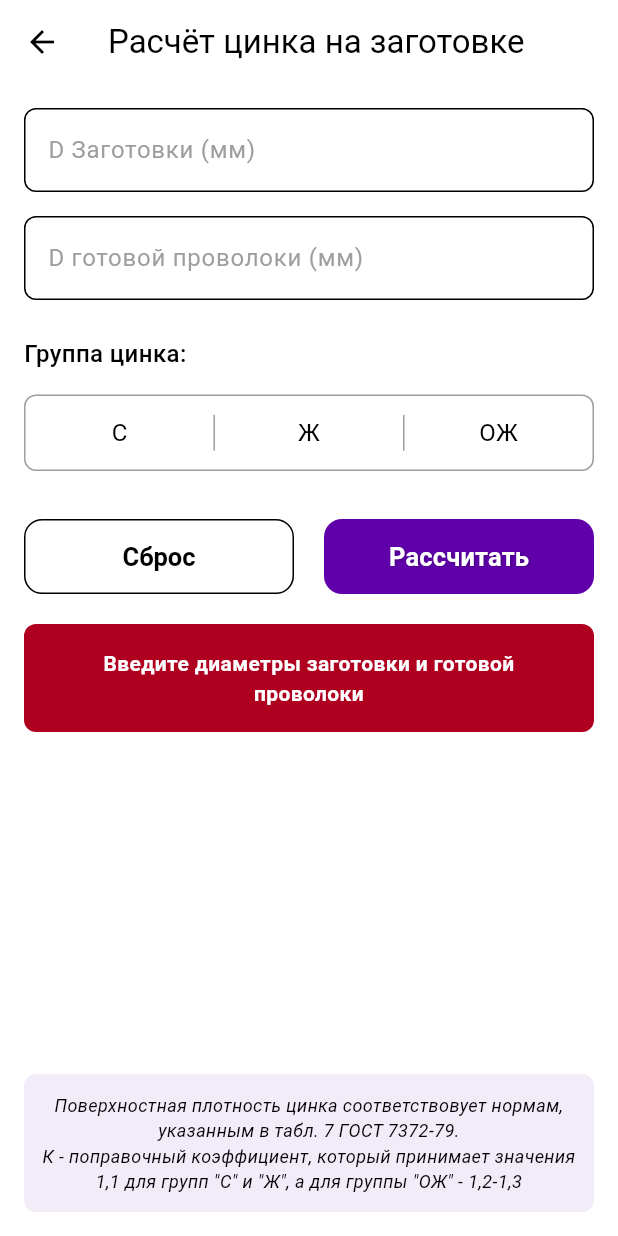
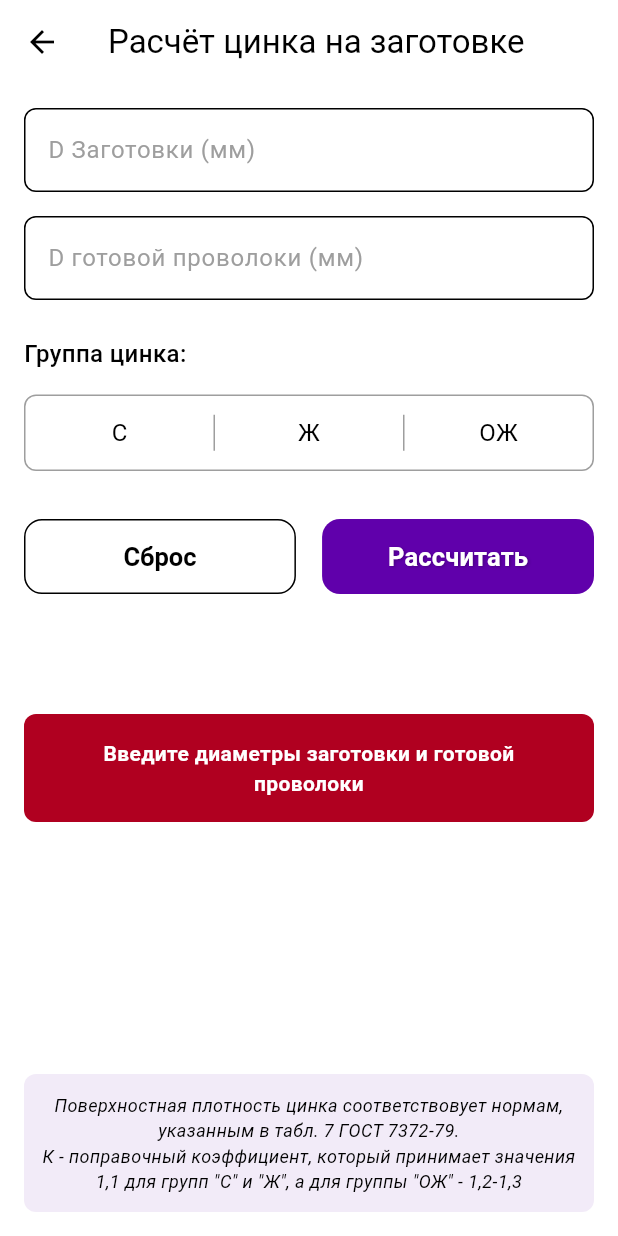
Before and after one commit to Abynarc/Dragging, a Flutter app: the ZincCalculationScreen screen opened directly, after a tap on "Рассчитать", on a phone screen of 412 x 824 dp. Run offline on Flutter 3.47's test engine with Material 3 defaults, Android fonts, the light colour scheme and no system bars.

```diff
--- a/wire_drawing_calc/lib/main.dart
+++ b/wire_drawing_calc/lib/main.dart
@@ -1941,7 +1941,9 @@ class _ZincCalculationScreenState extends State<ZincCalculationScreen> {
     // Адаптивные размеры
     final screenWidth = MediaQuery.of(context).size.width;
     final isSmallScreen = screenWidth < 360;
-    final buttonWidth = isSmallScreen ? screenWidth * 0.4 : 180.0;
+    final isMediumScreen = screenWidth >= 360 && screenWidth < 600;
+    final isLargeScreen = screenWidth >= 600;
+    final buttonWidth = screenWidth * (isSmallScreen ? 0.42 : 0.44);
     final paddingValue = isSmallScreen ? 12.0 : 16.0;
 
     return GestureDetector(
@@ -2239,7 +2241,11 @@ class _ZincCalculationScreenState extends State<ZincCalculationScreen> {
                         ),
                       ),
                       SizedBox(height: paddingValue * 2),
-                      Row(
+                      Padding(
+                        padding: EdgeInsets.only(
+                          bottom: isSmallScreen ? 40.0 : 60.0,
+                        ),
+                        child: Row(
                           mainAxisAlignment: MainAxisAlignment.spaceBetween,
                           children: [
                             SizedBox(
@@ -2250,7 +2256,9 @@ class _ZincCalculationScreenState extends State<ZincCalculationScreen> {
                                 style: OutlinedButton.styleFrom(
                                   side: BorderSide(
                                     color:
-                                      isDarkMode ? Colors.white : Colors.black,
+                                        isDarkMode
+                                            ? Colors.white
+                                            : Colors.black,
                                   ),
                                   shape: RoundedRectangleBorder(
                                     borderRadius: BorderRadius.circular(12),
@@ -2297,6 +2305,7 @@ class _ZincCalculationScreenState extends State<ZincCalculationScreen> {
                             ),
                           ],
                         ),
+                      ),
                       SizedBox(height: paddingValue * 1.25),
                       if (_errorMessage.isNotEmpty)
                         Container(
```
Lines whose indentation alone changed are shown as unchanged.
